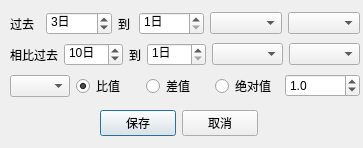
The window that QtDesign/SearchCriteria.ui (victor647/QuantumStockTrade) describes before a commit, drawn with Qt 5.
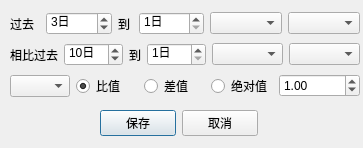
The same window after the commit.

```diff
--- a/QtDesign/SearchCriteria.ui
+++ b/QtDesign/SearchCriteria.ui
@@ -352,7 +352,7 @@
          <string/>
         </property>
         <property name="decimals">
-         <number>1</number>
+         <number>2</number>
         </property>
         <property name="minimum">
          <double>-10000.000000000000000</double>
```
